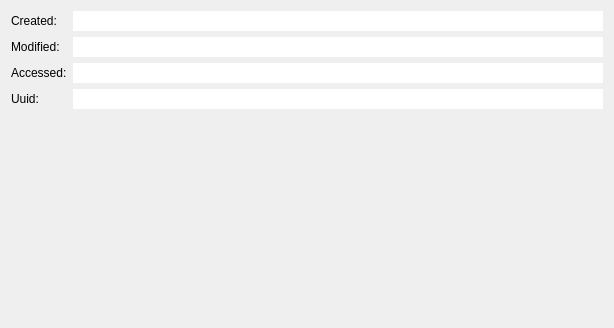
Old version of the form src/gui/EditWidgetProperties.ui in the repository danilovsergei/keepassx-gdrive.
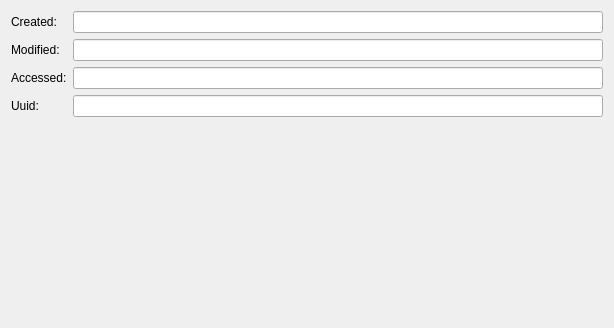
New version of the form.

Commit message: Enable the frame for QLineEdits in EditWidgetProperties.

```diff
--- a/src/gui/EditWidgetProperties.ui
+++ b/src/gui/EditWidgetProperties.ui
@@ -22,9 +22,6 @@
        <verstretch>0</verstretch>
       </sizepolicy>
      </property>
-     <property name="frame">
-      <bool>false</bool>
-     </property>
      <property name="readOnly">
       <bool>true</bool>
      </property>
@@ -38,9 +35,6 @@
        <verstretch>0</verstretch>
       </sizepolicy>
      </property>
-     <property name="frame">
-      <bool>false</bool>
-     </property>
      <property name="readOnly">
       <bool>true</bool>
      </property>
@@ -69,9 +63,6 @@
    </item>
    <item row="3" column="1">
     <widget class="QLineEdit" name="accessedEdit">
-     <property name="frame">
-      <bool>false</bool>
-     </property>
      <property name="readOnly">
       <bool>true</bool>
      </property>
@@ -86,9 +77,6 @@
    </item>
    <item row="4" column="1">
     <widget class="QLineEdit" name="uuidEdit">
-     <property name="frame">
-      <bool>false</bool>
-     </property>
      <property name="readOnly">
       <bool>true</bool>
      </property>
```
